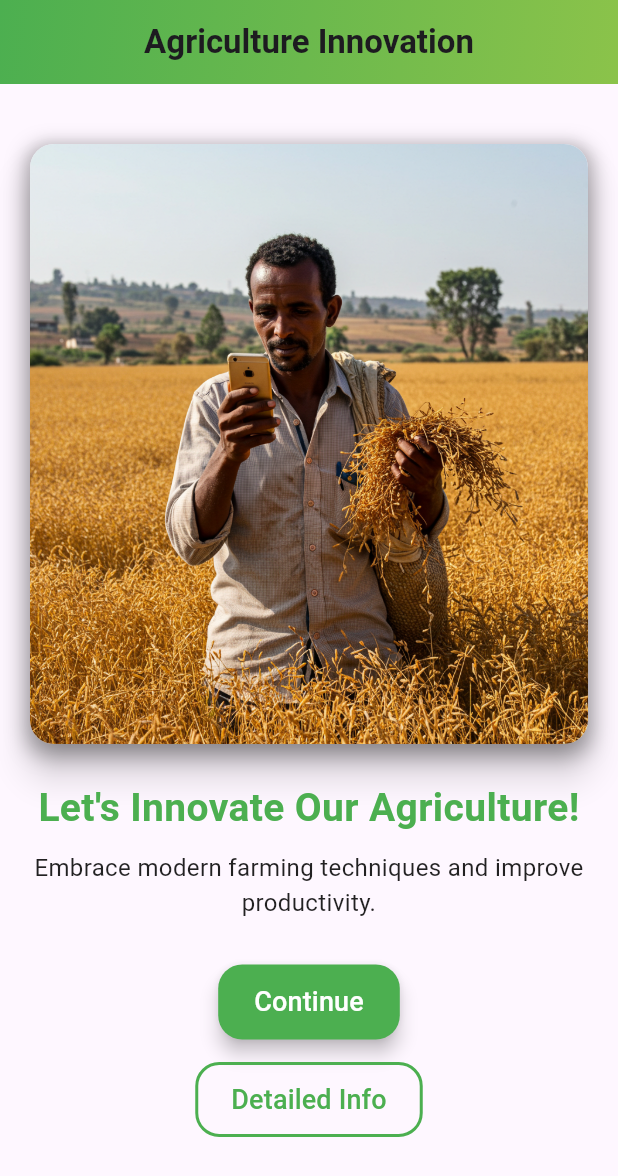
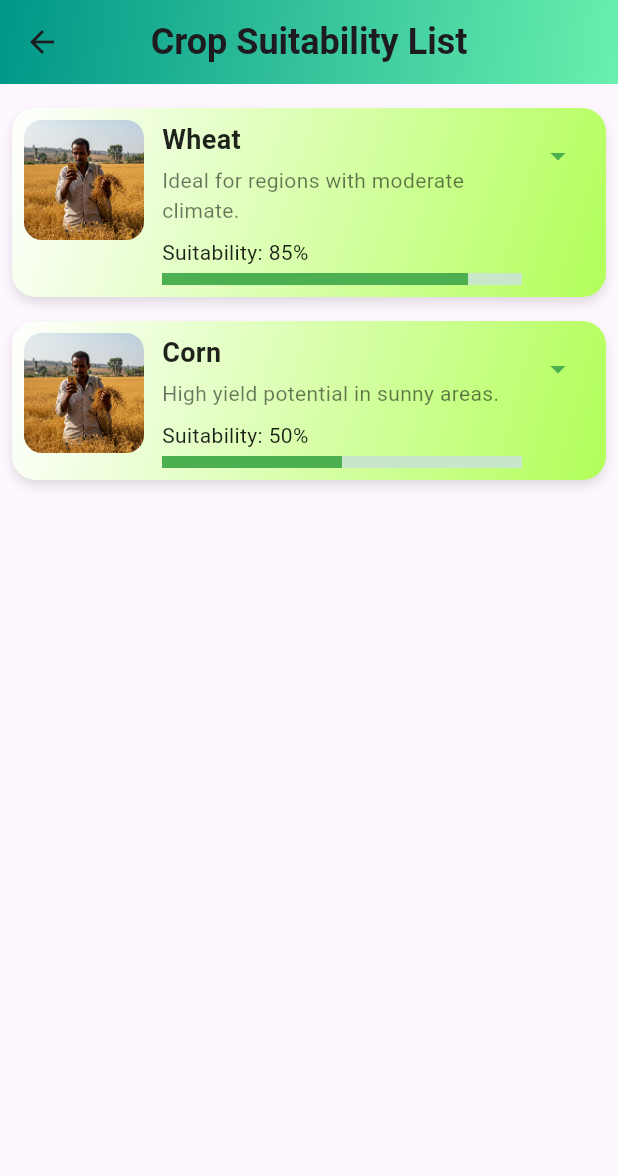
Before and after one commit to Lib1221/Smart_Gebere, a Flutter app: the AgriculturePage screen opened directly, after a tap on "Continue", on a phone screen of 412 x 824 dp. Shown: the top 1176 px of the screen. Run offline on Flutter 3.47's test engine with Material 3 defaults, Android fonts, the phone set to English and light mode, and no system bars; our stand-ins replace animated_text_kit, awesome_dialog, dio, firebase_core, flutter_spinkit, image_picker; missing offline and left inert: firebase_ui_auth, tbib_splash_screen; accounts and stored records are empty.

```diff
--- a/lib/Home/task_creation.dart
+++ b/lib/Home/task_creation.dart
@@ -1,5 +1,6 @@
 import 'package:flutter/material.dart';
 import 'package:smart_gebere/Disease_page/DiseaseDetection.dart';
+import 'package:smart_gebere/task_management/descrition.dart';
 
 class TaskCreationSection extends StatelessWidget {
   const TaskCreationSection({super.key});
@@ -43,8 +44,6 @@ class TaskCreationSection extends StatelessWidget {
     );
   }
 }
-
-// Task Card
 class TaskCard extends StatelessWidget {
   final String title;
   final String subtitle;
@@ -65,8 +64,14 @@ class TaskCard extends StatelessWidget {
       margin: const EdgeInsets.all(20),
       elevation: 4,
       shape: RoundedRectangleBorder(borderRadius: BorderRadius.circular(12)),
+      child: InkWell(
+        onTap: () {
+          Navigator.push(
+            context,
+            MaterialPageRoute(builder: (context) => AgriculturePage()),
+          );
+        },
         child: Container(
-
           color: color,
           padding: const EdgeInsets.all(8),
           child: Column(
@@ -91,6 +96,7 @@ class TaskCard extends StatelessWidget {
             ],
           ),
         ),
+      ),
     );
   }
 }
--- a/lib/main.dart
+++ b/lib/main.dart
@@ -1,17 +1,17 @@
-// import 'package:flutter/material.dart';
-// import 'package:smart_gebere/Home/Home.dart';
-// import 'package:smart_gebere/auth/authservice.dart';
-// import 'package:firebase_core/firebase_core.dart';
-// import 'firebase_options.dart';
+import 'package:flutter/material.dart';
+import 'package:smart_gebere/Home/Home.dart';
+import 'package:smart_gebere/auth/authservice.dart';
+import 'package:firebase_core/firebase_core.dart';
+import 'firebase_options.dart';
 
 
 
-// void main() async{
-//   await Firebase.initializeApp(
-//     options: DefaultFirebaseOptions.currentPlatform,
-// );
-//   runApp(const MaterialApp(
-//     home: Home_Screen(),
-//   ) );//Authservice());
+void main() async{
+  await Firebase.initializeApp(
+    options: DefaultFirebaseOptions.currentPlatform,
+);
+  runApp(const MaterialApp(
+    home: Home_Screen(),
+  ) );//Authservice());
 
-// }
+}
--- a/lib/task_management/descrition.dart
+++ b/lib/task_management/descrition.dart
@@ -1,8 +1,6 @@
 import 'package:flutter/material.dart';
+import 'package:smart_gebere/task_management/list_suggestion.dart';
 
-void main() {
-  runApp(MyApp());
-}
 
 class MyApp extends StatelessWidget {
   @override
@@ -83,10 +81,10 @@ class _AgriculturePageState extends State<AgriculturePage> {
                             ),
                           ]
                         : [
-                            BoxShadow(
+                            const BoxShadow(
                               color: Colors.black26,
                               blurRadius: 10,
-                              offset: const Offset(0, 4),
+                              offset: Offset(0, 4),
                             ),
                           ],
                   ),
@@ -139,7 +137,8 @@ class _AgriculturePageState extends State<AgriculturePage> {
                 padding: const EdgeInsets.symmetric(horizontal: 24, vertical: 12),
               ),
               onPressed: () {
-                // Add functionality for Continue button
+                Navigator.push(context,MaterialPageRoute(builder: (context) => CropListPage()),
+);
               },
               child: const Text(
                 'Continue',
--- /dev/null
+++ b/lib/task_management/list_suggestion.dart
@@ -0,0 +1,204 @@
+
+import 'package:flutter/material.dart';
+
+class CropListPage extends StatelessWidget {
+  final List<Map<String, dynamic>> crops = [
+    {
+      'image': 'assets/image_1.jpg', // Replace with your image paths
+      'name': 'Wheat',
+      'description': 'Ideal for regions with moderate climate.',
+      'suitability': 85,
+      'details':
+          'Wheat thrives in areas with a temperature range of 10°C to 25°C and requires well-drained, fertile soil for optimal growth.',
+    },
+    {
+      'image': 'assets/image_1.jpg',
+      'name': 'Corn',
+      'description': 'High yield potential in sunny areas.',
+      'suitability': 50,
+      'details':
+          'Corn requires abundant sunlight and well-drained soil with high nitrogen content. Best suited for warm climates.',
+    },
+
+  ];
+
+  @override
+  Widget build(BuildContext context) {
+    return Scaffold(
+      appBar: AppBar(
+        title: const Text(
+          'Crop Suitability List',
+          style: TextStyle(
+            fontWeight: FontWeight.bold,
+            fontSize: 24,
+          ),
+        ),
+        centerTitle: true,
+        flexibleSpace: Container(
+          decoration: const BoxDecoration(
+            gradient: LinearGradient(
+              colors: [Colors.teal, Colors.greenAccent],
+              begin: Alignment.topLeft,
+              end: Alignment.bottomRight,
+            ),
+          ),
+        ),
+        elevation: 8,
+      ),
+      body: ListView.builder(
+        padding: const EdgeInsets.all(8.0),
+        itemCount: crops.length,
+        itemBuilder: (context, index) {
+          return CropCard(
+            image: crops[index]['image'],
+            name: crops[index]['name'],
+            description: crops[index]['description'],
+            suitability: crops[index]['suitability'],
+            details: crops[index]['details'],
+          );
+        },
+      ),
+    );
+  }
+}
+
+class CropCard extends StatefulWidget {
+  final String image;
+  final String name;
+  final String description;
+  final int suitability;
+  final String details;
+
+  const CropCard({
+    super.key,
+    required this.image,
+    required this.name,
+    required this.description,
+    required this.suitability,
+    required this.details,
+  });
+
+  @override
+  _CropCardState createState() => _CropCardState();
+}
+
+class _CropCardState extends State<CropCard> {
+  bool _isExpanded = false;
+
+  @override
+  Widget build(BuildContext context) {
+    return AnimatedContainer(
+      duration: const Duration(milliseconds: 300),
+      curve: Curves.easeInOut,
+      margin: const EdgeInsets.symmetric(vertical: 8.0),
+      padding: const EdgeInsets.all(8.0),
+      decoration: BoxDecoration(
+        borderRadius: BorderRadius.circular(16),
+        boxShadow: const [
+          BoxShadow(
+            color: Colors.black12,
+            blurRadius: 6,
+            offset: Offset(0, 4),
+          ),
+        ],
+        gradient: const LinearGradient(
+          colors: [Colors.white, Colors.lightGreenAccent],
+          begin: Alignment.topLeft,
+          end: Alignment.bottomRight,
+        ),
+      ),
+      child: Column(
+        crossAxisAlignment: CrossAxisAlignment.start,
+        children: [
+          Row(
+            crossAxisAlignment: CrossAxisAlignment.start,
+            children: [
+
+              ClipRRect(
+                borderRadius: BorderRadius.circular(12),
+                child: Image.asset(
+                  widget.image,
+                  height: 80,
+                  width: 80,
+                  fit: BoxFit.cover,
+                ),
+              ),
+              const SizedBox(width: 12),
+              // Crop details on the right
+              Expanded(
+                child: Column(
+                  crossAxisAlignment: CrossAxisAlignment.start,
+                  children: [
+                    Text(
+                      widget.name,
+                      style: const TextStyle(
+                        fontSize: 18,
+                        fontWeight: FontWeight.bold,
+                        color: Colors.black87,
+                      ),
+                    ),
+                    const SizedBox(height: 4),
+                    Text(
+                      widget.description,
+                      style: const TextStyle(
+                        fontSize: 14,
+                        color: Colors.black54,
+                      ),
+                    ),
+                    const SizedBox(height: 8),
+                    // Linear Progress Indicator
+                    Column(
+                      crossAxisAlignment: CrossAxisAlignment.start,
+                      children: [
+                        Text(
+                          'Suitability: ${widget.suitability}%',
+                          style: const TextStyle(
+                            fontSize: 14,
+                            color: Colors.black87,
+                          ),
+                        ),
+                        const SizedBox(height: 4),
+                        LinearProgressIndicator(
+                          value: widget.suitability / 100,
+                          color: Colors.green,
+                          backgroundColor: Colors.green.shade100,
+                          minHeight: 8,
+                        ),
+                      ],
+                    ),
+                  ],
+                ),
+              ),
+              // Expand/Collapse Button
+              Align(
+                alignment: Alignment.bottomRight,
+                child: IconButton(
+                  icon: Icon(
+                    _isExpanded ? Icons.arrow_drop_up : Icons.arrow_drop_down,
+                    color: Colors.green,
+                  ),
+                  onPressed: () {
+                    setState(() {
+                      _isExpanded = !_isExpanded;
+                    });
+                  },
+                ),
+              ),
+            ],
+          ),
+          if (_isExpanded)
+            Padding(
+              padding: const EdgeInsets.only(top: 8.0),
+              child: Text(
+                widget.details,
+                style: const TextStyle(
+                  fontSize: 14,
+                  color: Colors.black87,
+                ),
+              ),
+            ),
+        ],
+      ),
+    );
+  }
+}
```
Also changed, not shown: pubspec.lock. Lines whose indentation alone changed are shown as unchanged.
